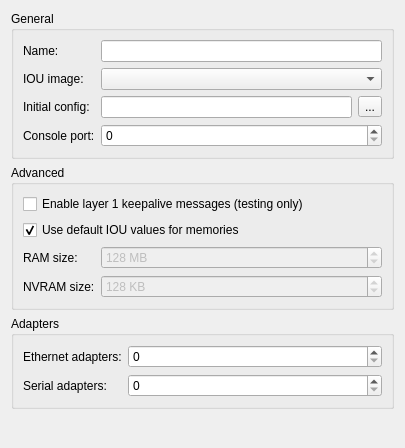
GNS3/gns3-gui, file gns3/modules/iou/ui/iou_device_configuration_page.ui: the form before one commit.
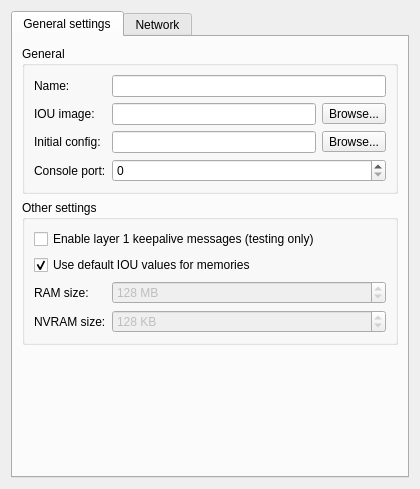
The form after the commit.

Commit message: New look for IOU devices preferences.

What changed in the file:
```diff
--- a/gns3/modules/iou/ui/iou_device_configuration_page.ui
+++ b/gns3/modules/iou/ui/iou_device_configuration_page.ui
@@ -6,8 +6,8 @@
    <rect>
     <x>0</x>
     <y>0</y>
-    <width>405</width>
-    <height>448</height>
+    <width>420</width>
+    <height>489</height>
    </rect>
   </property>
   <property name="windowTitle">
@@ -15,6 +15,16 @@
   </property>
   <layout class="QVBoxLayout" name="verticalLayout">
    <item>
+    <widget class="QTabWidget" name="uiTabWidget">
+     <property name="currentIndex">
+      <number>0</number>
+     </property>
+     <widget class="QWidget" name="tab">
+      <attribute name="title">
+       <string>General settings</string>
+      </attribute>
+      <layout class="QVBoxLayout" name="verticalLayout_2">
+       <item>
     <widget class="QGroupBox" name="uiGeneralgroupBox">
      <property name="styleSheet">
       <string notr="true"/>
@@ -41,7 +51,21 @@
        </widget>
       </item>
       <item row="1" column="1">
-       <widget class="QComboBox" name="uiIOUImageComboBox"/>
+           <layout class="QHBoxLayout" name="horizontalLayout_5">
+            <item>
+             <widget class="QLineEdit" name="uiIOUImageLineEdit"/>
+            </item>
+            <item>
+             <widget class="QToolButton" name="uiIOUImageToolButton">
+              <property name="text">
+               <string>Browse...</string>
+              </property>
+              <property name="toolButtonStyle">
+               <enum>Qt::ToolButtonTextOnly</enum>
+              </property>
+             </widget>
+            </item>
+           </layout>
       </item>
       <item row="2" column="0">
        <widget class="QLabel" name="uiInitialConfigLabel">
@@ -58,7 +82,7 @@
         <item>
          <widget class="QToolButton" name="uiInitialConfigToolButton">
           <property name="text">
-           <string>...</string>
+               <string>Browse...</string>
           </property>
           <property name="toolButtonStyle">
            <enum>Qt::ToolButtonTextOnly</enum>
@@ -85,9 +109,9 @@
     </widget>
    </item>
    <item>
-    <widget class="QGroupBox" name="uiAdvancedGroupBox">
+        <widget class="QGroupBox" name="uiOtherSettingsGroupBox">
      <property name="title">
-      <string>Advanced</string>
+          <string>Other settings</string>
      </property>
      <layout class="QGridLayout" name="gridLayout_2">
       <item row="0" column="0" colspan="2">
@@ -187,6 +211,26 @@
     </widget>
    </item>
    <item>
+        <spacer name="spacer">
+         <property name="orientation">
+          <enum>Qt::Vertical</enum>
+         </property>
+         <property name="sizeHint" stdset="0">
+          <size>
+           <width>260</width>
+           <height>301</height>
+          </size>
+         </property>
+        </spacer>
+       </item>
+      </layout>
+     </widget>
+     <widget class="QWidget" name="tab_2">
+      <attribute name="title">
+       <string>Network</string>
+      </attribute>
+      <layout class="QGridLayout" name="gridLayout_5">
+       <item row="0" column="0">
     <widget class="QGroupBox" name="groupBox">
      <property name="title">
       <string>Adapters</string>
@@ -247,18 +291,22 @@
      </layout>
     </widget>
    </item>
-   <item>
-    <spacer name="spacer">
+       <item row="1" column="0">
+        <spacer name="verticalSpacer">
      <property name="orientation">
       <enum>Qt::Vertical</enum>
      </property>
      <property name="sizeHint" stdset="0">
       <size>
-       <width>263</width>
-       <height>212</height>
+           <width>20</width>
+           <height>347</height>
       </size>
      </property>
     </spacer>
+       </item>
+      </layout>
+     </widget>
+    </widget>
    </item>
   </layout>
  </widget>
```
Lines whose indentation alone changed are shown as unchanged. The commit also changes 17 other files.
